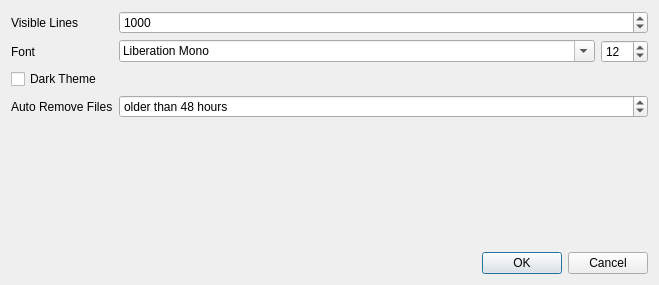
alopatindev/qdevicemonitor, file qdevicemonitor/SettingsDialog.ui: the form before one commit.
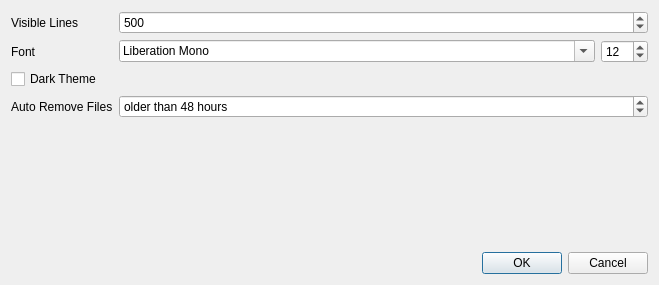
The form after the commit.

```diff
--- a/qdevicemonitor/SettingsDialog.ui
+++ b/qdevicemonitor/SettingsDialog.ui
@@ -36,7 +36,7 @@
       <number>100</number>
      </property>
      <property name="value">
-      <number>1000</number>
+      <number>500</number>
      </property>
     </widget>
    </item>
```
Left out of the diff: 2 changed lines with no effect on the pictures.
